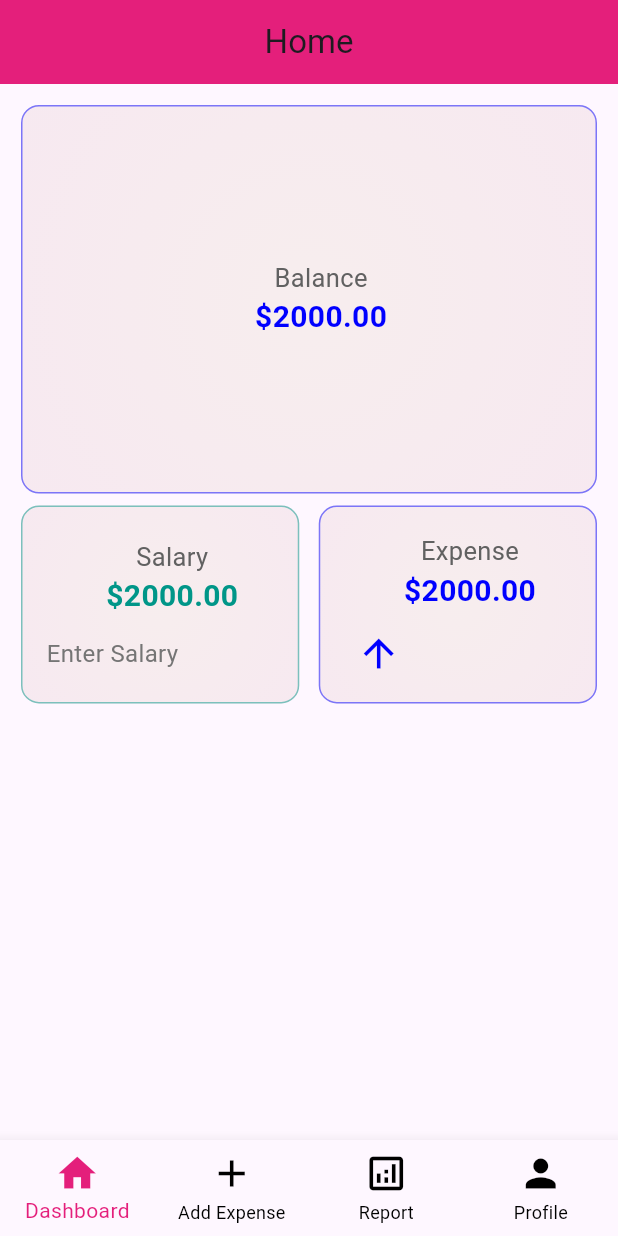
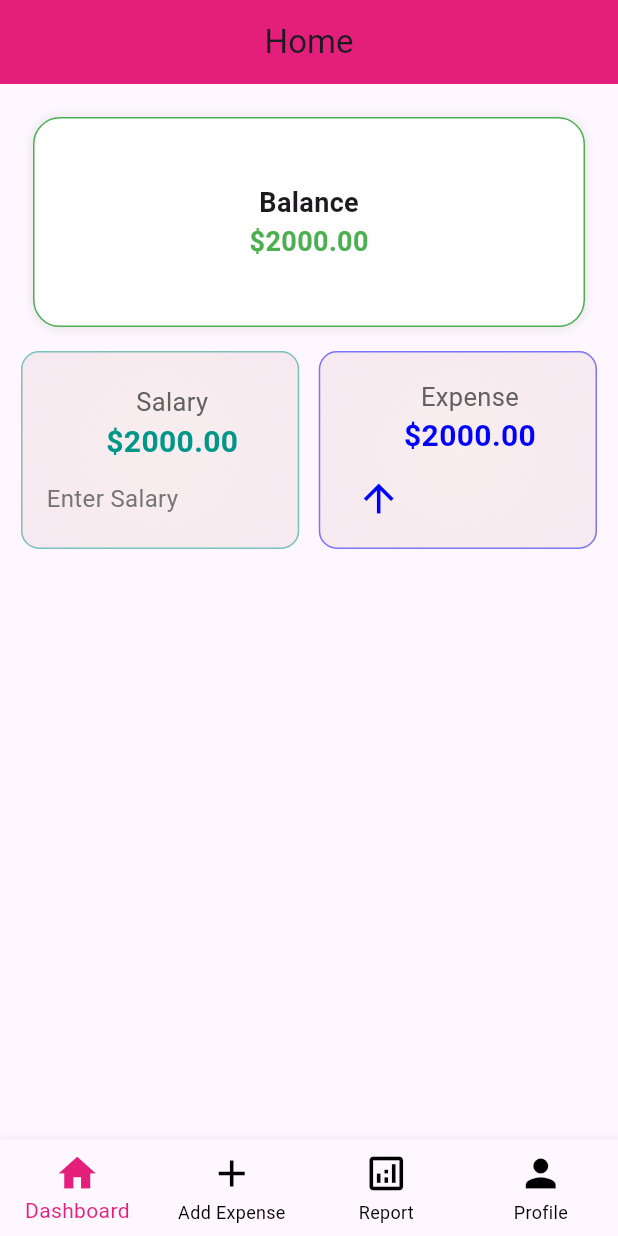
Before and after one commit to Arif-khan085/expanse_tracker, a Flutter app: the HomeScreen screen opened by its route, on a phone screen of 412 x 824 dp. Run offline on Flutter 3.47's test engine with Material 3 defaults, Android fonts, the phone set to English and light mode, and no system bars; our stand-ins replace cloud_firestore, firebase_auth, firebase_core, fl_chart, fluttertoast, get and 1 more; accounts and stored records are empty.

Commit message:
add balance

```diff
--- /dev/null
+++ b/lib/res/components/add_balance.dart
@@ -0,0 +1,58 @@
+import 'package:expense_tracker/res/colors/app_colors.dart';
+import 'package:flutter/material.dart';
+
+class AddBalance extends StatelessWidget {
+  final String title;
+  final double balance;
+
+  const AddBalance({
+    super.key,
+    required this.title,
+    required this.balance,
+  });
+
+  @override
+  Widget build(BuildContext context) {
+    return Container(
+      height: MediaQuery.of(context).size.height * 0.17,
+      width: MediaQuery.of(context).size.width * 1,
+      margin: const EdgeInsets.all(12),
+      padding: const EdgeInsets.symmetric(vertical: 16, horizontal: 20),
+      decoration: BoxDecoration(
+        border: BoxBorder.all(color: AppColors.greenColor),
+        color: Colors.white,
+        borderRadius: BorderRadius.circular(18),
+        boxShadow: [
+          BoxShadow(
+            color: Colors.grey.shade300,
+            blurRadius: 6,
+
+          ),
+        ],
+      ),
+      child: Column(
+        mainAxisAlignment: MainAxisAlignment.center,
+        children: [
+          // Cart Title
+          Text(
+            title,
+            style: const TextStyle(
+              fontSize: 18,
+              fontWeight: FontWeight.bold,
+            ),
+          ),
+
+          // Balance
+          Text(
+            "\$${balance.toStringAsFixed(2)}",
+            style: const TextStyle(
+              fontSize: 18,
+              fontWeight: FontWeight.w600,
+              color: Colors.green,
+            ),
+          ),
+        ],
+      ),
+    );
+  }
+}
--- a/lib/view/homescreen/homescreen.dart
+++ b/lib/view/homescreen/homescreen.dart
@@ -1,4 +1,5 @@
 import 'package:cloud_firestore/cloud_firestore.dart';
+import 'package:expense_tracker/res/components/add_balance.dart';
 import 'package:expense_tracker/res/components/add_container.dart';
 import 'package:firebase_auth/firebase_auth.dart';
 import 'package:flutter/material.dart';
@@ -36,9 +37,7 @@ class _HomeScreenState extends State<HomeScreen> {
   @override
   Widget build(BuildContext context) {
     if (uid == null) {
-      return const Scaffold(
-        body: Center(child: CircularProgressIndicator()),
-      );
+      return const Scaffold(body: Center(child: CircularProgressIndicator()));
     }
 
     return Scaffold(
@@ -56,14 +55,7 @@ class _HomeScreenState extends State<HomeScreen> {
         padding: const EdgeInsets.symmetric(vertical: 10, horizontal: 10),
         child: Column(
           children: [
-            Expanded(
-              child: BalanceItem(
-                title: 'Balance',
-                amount: 2000,
-                color: AppColors.blueColor,
-                icon: Icons.add,
-              ),
-            ),
+            AddBalance(title: 'Balance', balance: 2000),
             Row(
               children: [
                 Expanded(
@@ -111,7 +103,10 @@ class _HomeScreenState extends State<HomeScreen> {
                       var exp = expenses[index].data() as Map<String, dynamic>;
 
                       return Card(
-                        margin: const EdgeInsets.symmetric(horizontal: 10, vertical: 10),
+                        margin: const EdgeInsets.symmetric(
+                          horizontal: 10,
+                          vertical: 10,
+                        ),
                         child: ListTile(
                           title: Text(
                             exp['title'] ?? 'No Title',
@@ -119,8 +114,8 @@ class _HomeScreenState extends State<HomeScreen> {
                           ),
                           subtitle: Text(
                             "Category: ${exp['category']}\n"
-                                "Payment: ${exp['payment']}\n"
-                                "Date: ${exp['date']}",
+                            "Payment: ${exp['payment']}\n"
+                            "Date: ${exp['date']}",
                           ),
                           trailing: Row(
                             mainAxisSize: MainAxisSize.min,
@@ -137,7 +132,10 @@ class _HomeScreenState extends State<HomeScreen> {
                                     expenses[index].id,
                                   );
                                 },
-                                icon: const Icon(Icons.delete, color: Colors.red),
+                                icon: const Icon(
+                                  Icons.delete,
+                                  color: Colors.red,
+                                ),
                               ),
 
                               // ✏️ Edit button
@@ -145,10 +143,13 @@ class _HomeScreenState extends State<HomeScreen> {
                                 onPressed: () {
                                   _showEditDialog(
                                     expenses[index].id, // pass docId
-                                    exp,                // pass data
+                                    exp, // pass data
                                   );
                                 },
-                                icon: const Icon(Icons.edit, color: Colors.blue),
+                                icon: const Icon(
+                                  Icons.edit,
+                                  color: Colors.blue,
+                                ),
                               ),
                             ],
                           ),
@@ -168,7 +169,9 @@ class _HomeScreenState extends State<HomeScreen> {
   // ✏️ Edit dialog
   void _showEditDialog(String docId, Map<String, dynamic> data) {
     final titleController = TextEditingController(text: data['title']);
-    final amountController = TextEditingController(text: data['amount'].toString());
+    final amountController = TextEditingController(
+      text: data['amount'].toString(),
+    );
 
     final List<String> categories = [
       'Food',
@@ -216,8 +219,14 @@ class _HomeScreenState extends State<HomeScreen> {
           content: SingleChildScrollView(
             child: Column(
               children: [
-                TextField(controller: titleController, decoration: const InputDecoration(labelText: "Title")),
-                TextField(controller: amountController, decoration: const InputDecoration(labelText: "Amount")),
+                TextField(
+                  controller: titleController,
+                  decoration: const InputDecoration(labelText: "Title"),
+                ),
+                TextField(
+                  controller: amountController,
+                  decoration: const InputDecoration(labelText: "Amount"),
+                ),
                 DropdownButtonFormField<String>(
                   value: selectedCategory,
                   decoration: const InputDecoration(labelText: "Category"),
@@ -237,10 +246,7 @@ class _HomeScreenState extends State<HomeScreen> {
                   value: selectedPayment,
                   decoration: const InputDecoration(labelText: "Payment"),
                   items: payment.map((String p) {
-                    return DropdownMenuItem<String>(
-                      value: p,
-                      child: Text(p),
-                    );
+                    return DropdownMenuItem<String>(value: p, child: Text(p));
                   }).toList(),
                   onChanged: (value) {
                     setState(() {
```
